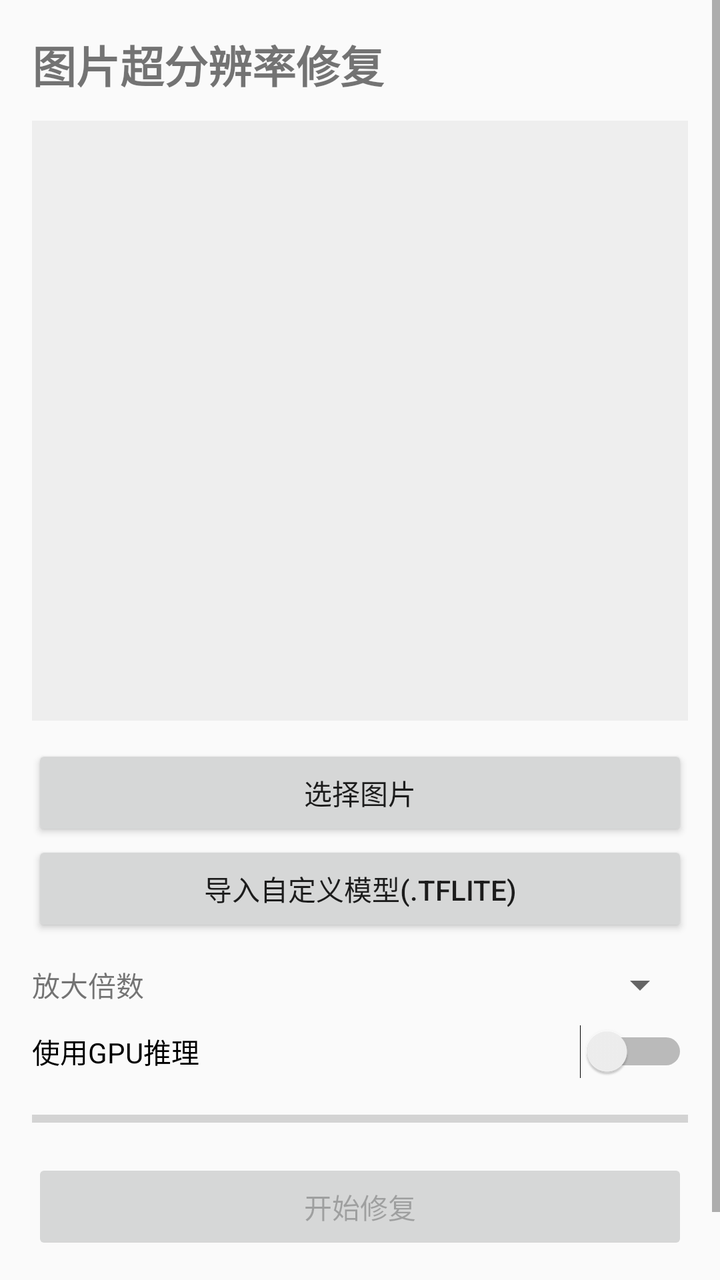
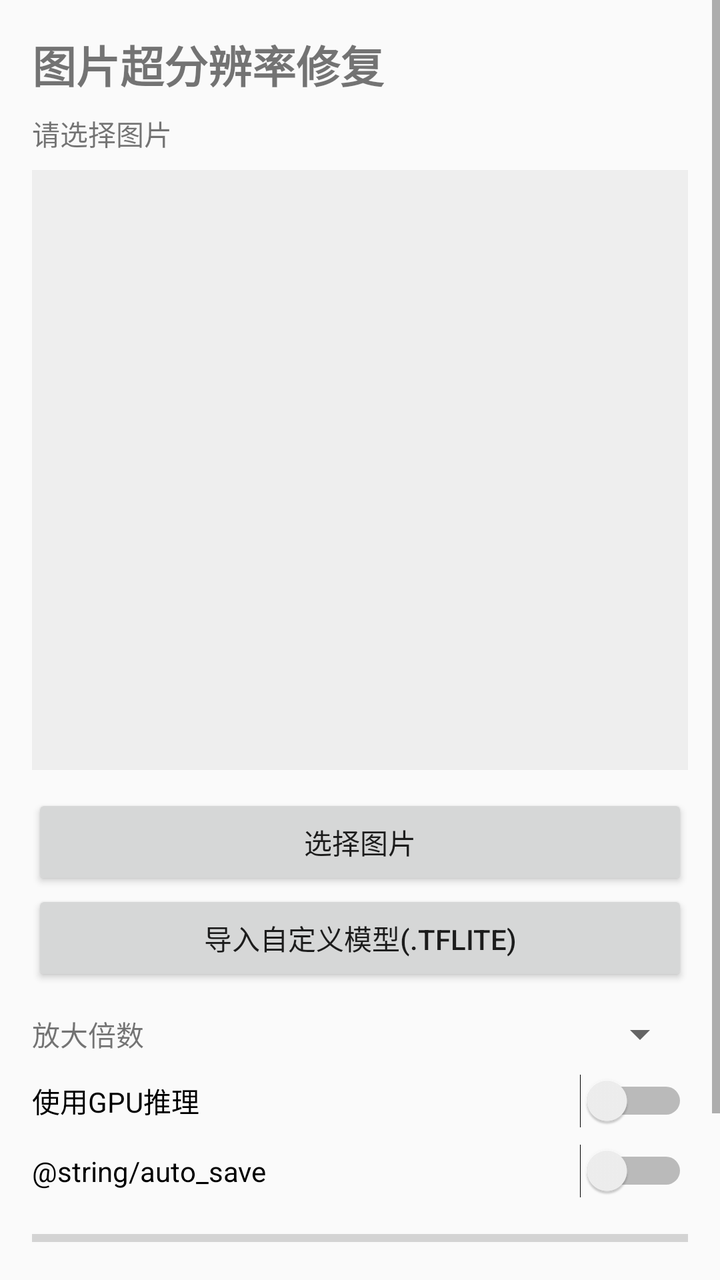

Before-and-after screenshots of an Android layout around one commit, followed by the original layout XML and the change that was made.
<!-- AndroidManifest.xml: application theme Theme.SuperResApp -->
<!-- res/layout/activity_main.xml -->
<?xml version="1.0" encoding="utf-8"?>
<ScrollView xmlns:android="http://schemas.android.com/apk/res/android"
    android:layout_width="match_parent"
    android:layout_height="match_parent"
    android:fillViewport="true">

    <LinearLayout
        android:layout_width="match_parent"
        android:layout_height="wrap_content"
        android:orientation="vertical"
        android:padding="16dp">

        <TextView
            android:layout_width="wrap_content"
            android:layout_height="wrap_content"
            android:text="@string/title"
            android:textSize="22sp"
            android:textStyle="bold" />

        <ImageView
            android:id="@+id/imgPreview"
            android:layout_width="match_parent"
            android:layout_height="300dp"
            android:layout_marginTop="12dp"
            android:background="#EEE"
            android:contentDescription="@string/preview"
            android:scaleType="fitCenter" />

        <Button
            android:id="@+id/btnPickImage"
            android:layout_width="match_parent"
            android:layout_height="wrap_content"
            android:layout_marginTop="12dp"
            android:text="@string/pick_image" />

        <Button
            android:id="@+id/btnPickModel"
            android:layout_width="match_parent"
            android:layout_height="wrap_content"
            android:text="@string/pick_model" />

        <LinearLayout
            android:layout_width="match_parent"
            android:layout_height="wrap_content"
            android:layout_marginTop="12dp"
            android:gravity="center_vertical"
            android:orientation="horizontal">

            <TextView
                android:layout_width="wrap_content"
                android:layout_height="wrap_content"
                android:text="@string/scale" />

            <Spinner
                android:id="@+id/spinnerScale"
                android:layout_width="0dp"
                android:layout_height="wrap_content"
                android:layout_weight="1"
                android:layout_marginStart="8dp" />
        </LinearLayout>

        <Switch
            android:id="@+id/switchGpu"
            android:layout_width="match_parent"
            android:layout_height="wrap_content"
            android:layout_marginTop="8dp"
            android:text="@string/use_gpu" />

        <ProgressBar
            android:id="@+id/progressBar"
            style="?android:attr/progressBarStyleHorizontal"
            android:layout_width="match_parent"
            android:layout_height="wrap_content"
            android:layout_marginTop="12dp"
            android:max="100"
            android:progress="0" />

        <Button
            android:id="@+id/btnRun"
            android:layout_width="match_parent"
            android:layout_height="wrap_content"
            android:layout_marginTop="12dp"
            android:enabled="false"
            android:text="@string/run" />

        <TextView
            android:id="@+id/tvStatus"
            android:layout_width="match_parent"
            android:layout_height="wrap_content"
            android:layout_marginTop="12dp"
            android:text="@string/status_ready"
            android:textSize="14sp" />
    </LinearLayout>
</ScrollView>
<!-- resources referenced by this layout -->
<resources>
  <string name="pick_image">选择图片</string>
  <string name="pick_model">导入自定义模型(.tflite)</string>
  <string name="preview">预览</string>
  <string name="run">开始修复</string>
  <string name="scale">放大倍数</string>
  <string name="status_ready">请选择图片</string>
  <string name="title">图片超分辨率修复</string>
  <string name="use_gpu">使用GPU推理</string>
  <style name="Theme.SuperResApp" parent="Theme.AppCompat.DayNight.NoActionBar">
          <item name="colorPrimary">#1565C0</item>
          <item name="colorPrimaryDark">#0D47A1</item>
          <item name="colorAccent">#26C6DA</item>
          <item name="android:statusBarColor">#0D47A1</item>
      </style>
</resources>

<!-- the commit's change to res/layout/activity_main.xml (unified diff, before → after) -->
@@ -17,11 +17,19 @@
             android:textSize="22sp"
             android:textStyle="bold" />
 
+        <TextView
+            android:id="@+id/tvImportInfo"
+            android:layout_width="match_parent"
+            android:layout_height="wrap_content"
+            android:layout_marginTop="8dp"
+            android:text="@string/status_ready"
+            android:textSize="14sp" />
+
         <ImageView
             android:id="@+id/imgPreview"
             android:layout_width="match_parent"
             android:layout_height="300dp"
-            android:layout_marginTop="12dp"
+            android:layout_marginTop="8dp"
             android:background="#EEE"
             android:contentDescription="@string/preview"
             android:scaleType="fitCenter" />
@@ -66,6 +74,13 @@
             android:layout_marginTop="8dp"
             android:text="@string/use_gpu" />
 
+        <Switch
+            android:id="@+id/switchAutoSave"
+            android:layout_width="match_parent"
+            android:layout_height="wrap_content"
+            android:layout_marginTop="8dp"
+            android:text="@string/auto_save" />
+
         <ProgressBar
             android:id="@+id/progressBar"
             style="?android:attr/progressBarStyleHorizontal"
